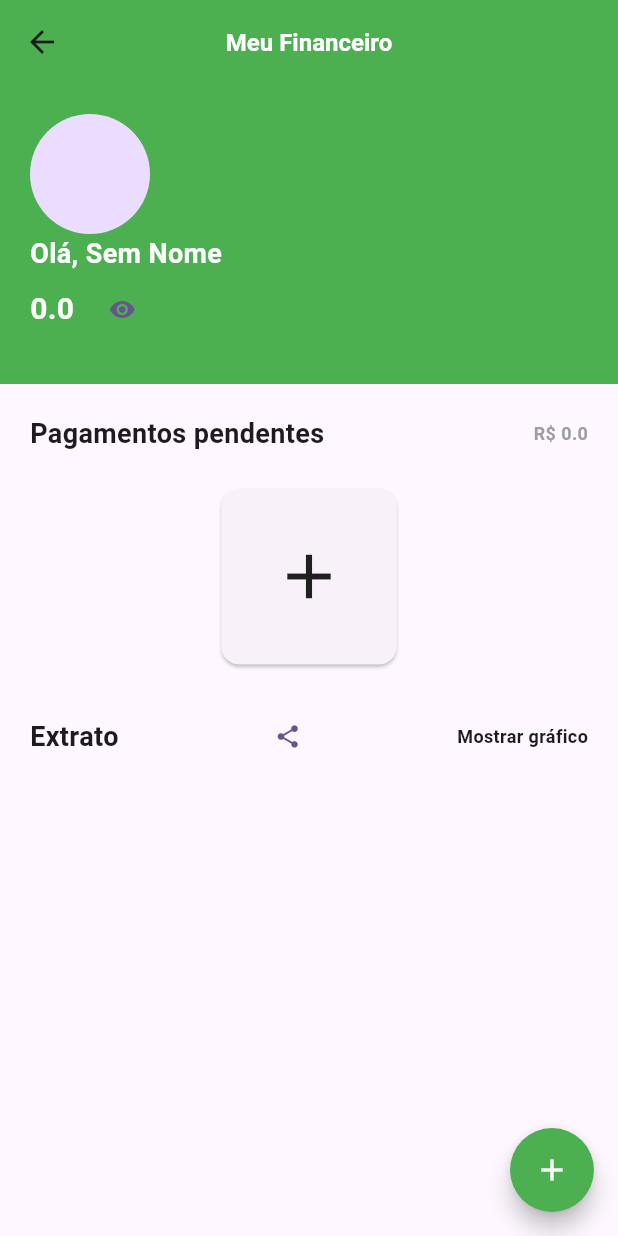
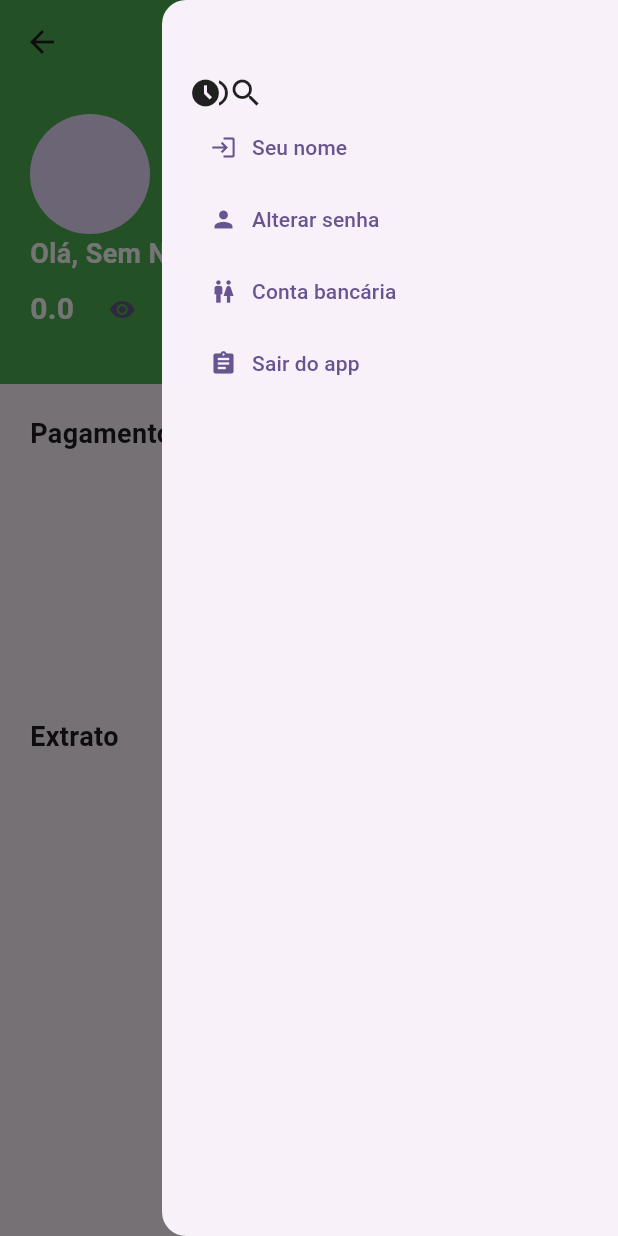
Before and after one commit to holyicecream/Meu-Financeiro, a Flutter app: the Main screen opened by its route, with the side drawer open (before the commit the screen has no drawer), on a phone screen of 412 x 824 dp. Run offline on Flutter 3.47's test engine with Material 3 defaults, Android fonts, the phone set to English and light mode, and no system bars; our stand-ins replace fixnum; missing offline and left inert: mongo_dart.

Commit message:
Update tela_principal.dart
muita coisa...

```diff
--- a/mongo_project/lib/Pages/tela_principal.dart
+++ b/mongo_project/lib/Pages/tela_principal.dart
@@ -52,6 +52,84 @@ class MainState extends State<Main> {
     print("banco atual ${todosArguments.dataBancos.toJson()}");
     print("cliente atual ${todosArguments.dataClientes.toJson()}");
     return Scaffold(
+      endDrawer: Drawer(
+        child: Padding(
+          padding: const EdgeInsets.all(20.0),
+          child: Column(
+            children: [
+              SizedBox(
+                height: 30,
+              ),
+              Row(
+                children: [
+                  Icon(Icons.browse_gallery),
+                  Icon(Icons.search),
+                ],
+              ),
+              TextButton(
+                onPressed: () {
+                  Navigator.pushReplacementNamed(context, '/PersonalizarNome',
+                      arguments: todosArguments);
+                },
+                child: Row(
+                  children: [
+                    Icon(Icons.login),
+                    SizedBox(
+                      width: 10,
+                    ),
+                    Text('Seu nome'),
+                  ],
+                ),
+              ),
+              TextButton(
+                onPressed: () {
+                  Navigator.pushReplacementNamed(context, '/AlterarSenha',
+                      arguments: todosArguments);
+                },
+                child: Row(
+                  children: [
+                    Icon(Icons.person),
+                    SizedBox(
+                      width: 10,
+                    ),
+                    Text('Alterar senha'),
+                  ],
+                ),
+              ),
+              TextButton(
+                onPressed: () {
+                  Navigator.pushReplacementNamed(context, '/Main',
+                      arguments: todosArguments);
+                },
+                child: Row(
+                  children: [
+                    Icon(Icons.wc),
+                    SizedBox(
+                      width: 10,
+                    ),
+                    Text('Conta bancária'),
+                  ],
+                ),
+              ),
+              TextButton(
+                onPressed: () {
+                  Navigator.pushReplacementNamed(context, '/Main',
+                      arguments: todosArguments);
+                },
+                child: Row(
+                  children: [
+                    Icon(Icons.assignment),
+                    SizedBox(
+                      width: 10,
+                    ),
+                    Text('Sair do app'),
+                  ],
+                ),
+              ),
+            ],
+          ),
+        ),
+      ),
       appBar: AppBar(
         centerTitle: true,
         backgroundColor: Colors.green,
@@ -62,7 +140,8 @@ class MainState extends State<Main> {
           textAlign: TextAlign.center,
         ),
       ),
-      body: SingleChildScrollView(
+      body: SafeArea(
+        child: SingleChildScrollView(
           child: Column(
             mainAxisAlignment: MainAxisAlignment.spaceAround,
             children: [
@@ -145,7 +224,8 @@ class MainState extends State<Main> {
                                     } else if (element['cod_cliente'] ==
                                             todosArguments
                                                 .dataClientes.codCliente &&
-                                      element['debito_credito'] == "credito" &&
+                                        element['debito_credito'] ==
+                                            "credito" &&
                                         int.parse(
                                                 "${element['data'].toString().split(' ')[0].toString().split('-')[0]}${element['data'].toString().split(' ')[0].toString().split('-')[1]}${element['data'].toString().split(' ')[0].toString().split('-')[2]}") <=
                                             int.parse(
@@ -252,10 +332,10 @@ class MainState extends State<Main> {
                         if (!context.mounted) return;
                         print('ué');
                         try {
-                        print("\n\n\n\n\n\n\nAAAAAAAAAAAAAAAAAAAAAA${result}");
+                          print("\n\n\n\n\n\n\nAAAAAAAAAAAAAAAAAAAAAA$result");
                           todosArguments = result as TodosArguments;
                         } catch (e) {
-                        print("\n\n\n\n\n\n\nBBBBBBBBBBBBBBBBBBBBBB${result}");
+                          print("\n\n\n\n\n\n\nBBBBBBBBBBBBBBBBBBBBBB$result");
                           print(e);
                         }
                         print("ih deu pop ${result.toString()}");
@@ -296,7 +376,7 @@ class MainState extends State<Main> {
                                         int day, BuildContext context) {
                                       // print("aa ${data.data}");
                                       // print(DateTime.now());
-                                    print("dia dia ${day}");
+                                      print("dia dia $day");
                                       print(
                                           "dia hoje ${DateTime.now().toString().split(' ')[0].toString().split('-')[0]}${DateTime.now().toString().split(' ')[0].toString().split('-')[1]}${DateTime.now().toString().split(' ')[0].toString().split('-')[2]}");
                                       print(data.toJson());
@@ -304,7 +384,7 @@ class MainState extends State<Main> {
                                           day >=
                                               int.parse(
                                                   "${DateTime.now().toString().split(' ')[0].toString().split('-')[0]}${DateTime.now().toString().split(' ')[0].toString().split('-')[1]}${DateTime.now().toString().split(' ')[0].toString().split('-')[2]}")) {
-                                      print("CADEdia dia ${day}");
+                                        print("CADEdia dia $day");
                                         print(
                                             "CADEdia hoje ${int.parse("${DateTime.now().toString().split(' ')[0].toString().split('-')[0]}${DateTime.now().toString().split(' ')[0].toString().split('-')[1]}${DateTime.now().toString().split(' ')[0].toString().split('-')[2]}")}");
                                         return GestureDetector(
@@ -319,12 +399,15 @@ class MainState extends State<Main> {
                                                 child: Center(
                                                   child: Column(
                                                     mainAxisAlignment:
-                                                      MainAxisAlignment.center,
+                                                        MainAxisAlignment
+                                                            .center,
                                                     crossAxisAlignment:
-                                                      CrossAxisAlignment.start,
+                                                        CrossAxisAlignment
+                                                            .start,
                                                     children: [
                                                       CircleAvatar(
-                                                      backgroundImage: NetworkImage(
+                                                        backgroundImage:
+                                                            NetworkImage(
                                                                 'https://i.pinimg.com/280x280_RS/2e/22/90/2e229065b0e9a509755d371e6050b4fe.jpg'),
                                                       ),
                                                       Row(
@@ -367,12 +450,15 @@ class MainState extends State<Main> {
                                                 child: Center(
                                                   child: Column(
                                                     mainAxisAlignment:
-                                                      MainAxisAlignment.center,
+                                                        MainAxisAlignment
+                                                            .center,
                                                     crossAxisAlignment:
-                                                      CrossAxisAlignment.start,
+                                                        CrossAxisAlignment
+                                                            .start,
                                                     children: [
                                                       CircleAvatar(
-                                                      backgroundImage: NetworkImage(
+                                                        backgroundImage:
+                                                            NetworkImage(
                                                                 'https://i.pinimg.com/280x280_RS/2e/22/90/2e229065b0e9a509755d371e6050b4fe.jpg'),
                                                       ),
                                                       Row(
@@ -399,7 +485,8 @@ class MainState extends State<Main> {
                                       }
                                     }
 
-                                  if (todosArguments.dataClientes.codCliente ==
+                                    if (todosArguments
+                                            .dataClientes.codCliente ==
                                         snapshot.data[index]['cod_cliente']) {
                                       // print(
                                       //     "${snapshot.data[index]['data'].toString().split(' ')}");
@@ -446,7 +533,8 @@ class MainState extends State<Main> {
                     TextButton(onPressed: () {}, child: Icon(Icons.share)),
                     Text(
                       "Mostrar gráfico",
-                    style: TextStyle(fontSize: 12, fontWeight: FontWeight.bold),
+                      style:
+                          TextStyle(fontSize: 12, fontWeight: FontWeight.bold),
                     ),
                   ],
                 ),
@@ -454,7 +542,7 @@ class MainState extends State<Main> {
               Padding(
                 padding: EdgeInsets.fromLTRB(20, 0, 20, 0),
                 child: SizedBox(
-                height: 200,
+                  height: 300,
                   child: FutureBuilder(
                     future: MongoDatabaseExtrato.getData(),
                     builder: (context, AsyncSnapshot snapshot) {
@@ -468,8 +556,8 @@ class MainState extends State<Main> {
                           itemCount: snapshot.data.length,
                           shrinkWrap: true,
                           itemBuilder: (context, index) {
-                          Widget displayListView(
-                              MongoDbModelExtrato data, BuildContext context) {
+                            Widget displayListView(MongoDbModelExtrato data,
+                                BuildContext context) {
                               if (data.debitoCredito == 'debito') {
                                 return GestureDetector(
                                   onTap: () {
@@ -484,7 +572,8 @@ class MainState extends State<Main> {
                                             padding: const EdgeInsets.all(8.0),
                                             child: Row(
                                               mainAxisAlignment:
-                                                MainAxisAlignment.spaceBetween,
+                                                  MainAxisAlignment
+                                                      .spaceBetween,
                                               children: [
                                                 Column(
                                                   mainAxisAlignment:
@@ -545,7 +634,8 @@ class MainState extends State<Main> {
                                             padding: const EdgeInsets.all(8.0),
                                             child: Row(
                                               mainAxisAlignment:
-                                                MainAxisAlignment.spaceBetween,
+                                                  MainAxisAlignment
+                                                      .spaceBetween,
                                               children: [
                                                 Column(
                                                   mainAxisAlignment:
@@ -570,7 +660,8 @@ class MainState extends State<Main> {
                                                         MainAxisAlignment.end,
                                                     children: [
                                                       Icon(
-                                                      Icons.arrow_upward_sharp,
+                                                        Icons
+                                                            .arrow_upward_sharp,
                                                         color: Colors.green,
                                                       ),
                                                       SizedBox(
@@ -621,6 +712,7 @@ class MainState extends State<Main> {
             ],
           ),
         ),
+      ),
       floatingActionButton: FloatingActionButton(
         onPressed: () {
           Navigator.pushNamed(context, '/GerarExtrato',
```
Lines whose indentation alone changed are shown as unchanged.
